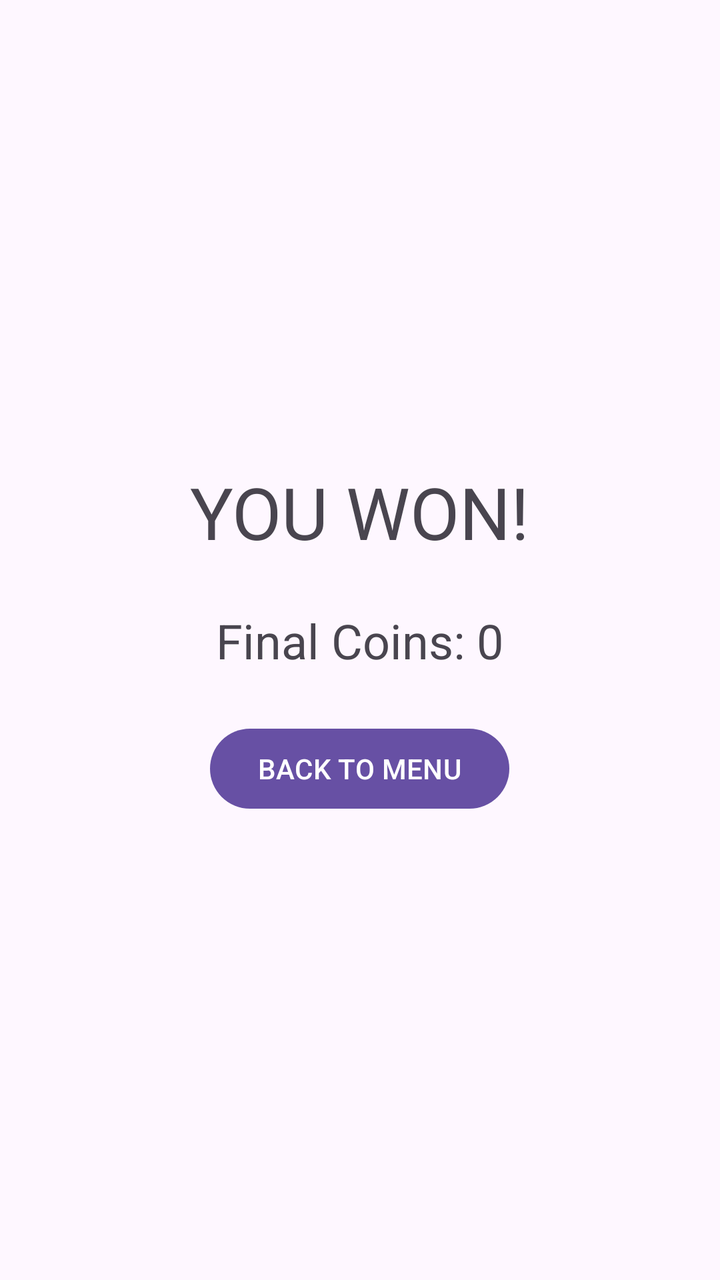
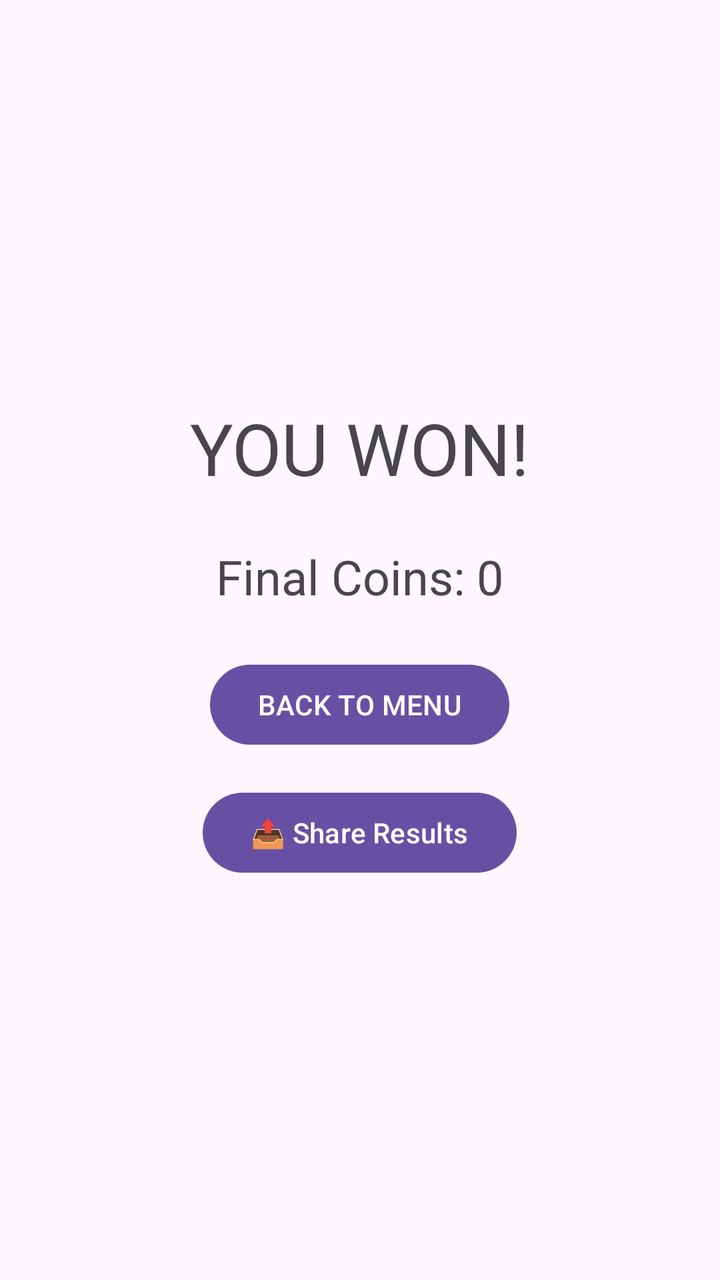

Compare the two renders of this Android layout. The source of the first and the diff that turns it into the second are given below.
<!-- AndroidManifest.xml: application theme Theme.OstaniBeden -->
<!-- res/layout/activity_victory.xml -->
<?xml version="1.0" encoding="utf-8"?>
<LinearLayout
    xmlns:android="http://schemas.android.com/apk/res/android"
    android:layout_width="match_parent"
    android:layout_height="match_parent"
    android:gravity="center"
    android:orientation="vertical"
    android:padding="24dp">

    <TextView
        android:layout_width="wrap_content"
        android:layout_height="wrap_content"
        android:text="YOU WON!"
        android:textSize="36sp"/>

    <TextView
        android:id="@+id/tvVictoryCoins"
        android:layout_width="wrap_content"
        android:layout_height="wrap_content"
        android:text="Final Coins: 0"
        android:textSize="24sp"
        android:layout_marginTop="24dp"/>

    <Button
        android:id="@+id/btnVictoryMenu"
        android:layout_width="wrap_content"
        android:layout_height="wrap_content"
        android:text="BACK TO MENU"
        android:layout_marginTop="24dp"/>

</LinearLayout>
<!-- resources referenced by this layout -->
<resources>
  <style name="Theme.OstaniBeden" parent="Base.Theme.OstaniBeden" />
  <style name="Base.Theme.OstaniBeden" parent="Theme.Material3.DayNight.NoActionBar">
          
          
      </style>
</resources>

<!-- the commit's change to res/layout/activity_victory.xml (unified diff, before → after) -->
@@ -28,4 +28,11 @@
         android:text="BACK TO MENU"
         android:layout_marginTop="24dp"/>
 
+    <Button
+        android:id="@+id/btnShare"
+        android:layout_width="wrap_content"
+        android:layout_height="wrap_content"
+        android:text="📤 Share Results"
+        android:layout_marginTop="16dp"/>
+
 </LinearLayout>
